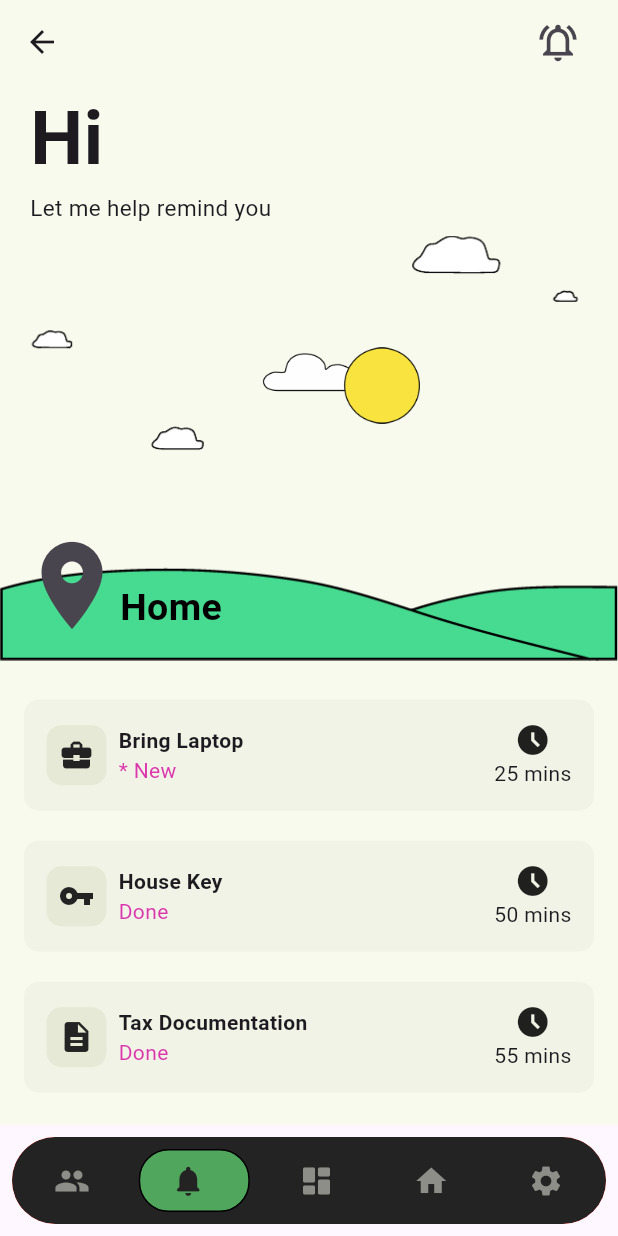
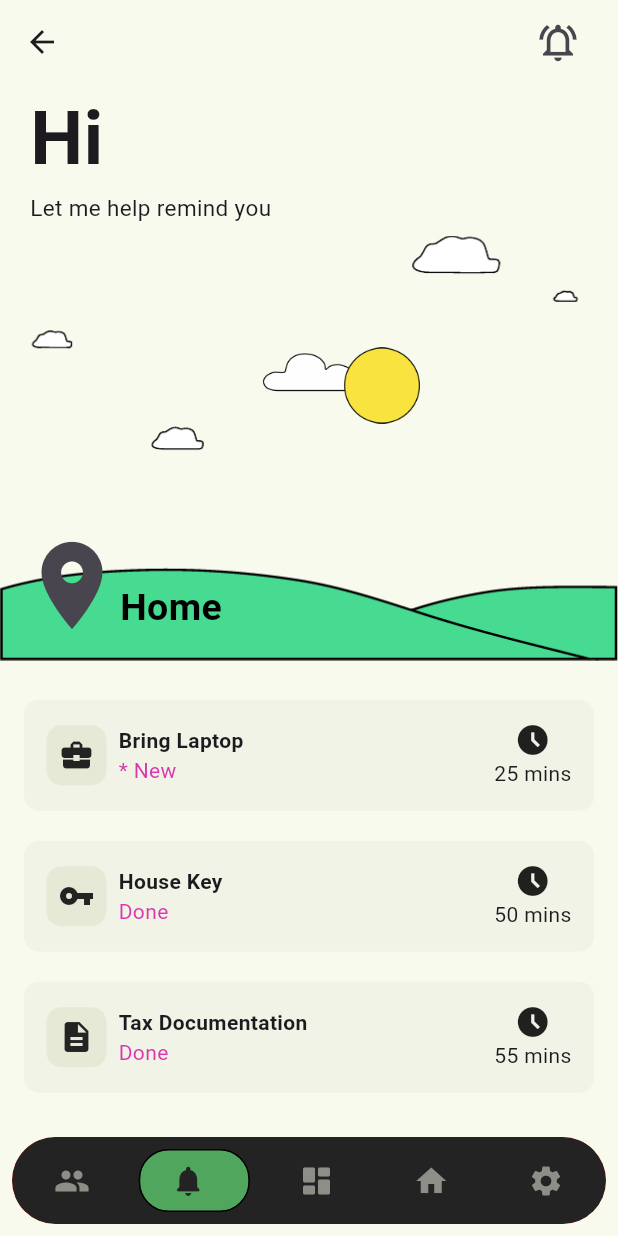
Before and after one commit to 24pnps/HomeAlert-App, a Flutter app: the Launcher screen opened by its route, item 2 of the bottom bar chosen, on a phone screen of 412 x 824 dp. Run offline on Flutter 3.47's test engine with Material 3 defaults, Android fonts, the phone set to English and light mode, and no system bars; drawn by our look-alikes of google_nav_bar; our stand-ins replace cloud_firestore, firebase_auth, firebase_core, google_fonts, line_awesome_flutter; accounts and stored records are empty; network calls fail.

Commit message:
Updated launcher.dart

```diff
--- a/proj_progress1_120_179_181_210/homealert_app/lib/pages/launcher.dart
+++ b/proj_progress1_120_179_181_210/homealert_app/lib/pages/launcher.dart
@@ -2,6 +2,8 @@ import 'package:flutter/material.dart';
 import 'profile.dart';
 import 'notification.dart';
 import 'task.dart';
+import 'home.dart';
+import 'setting.dart';
 import '../util/device_box.dart';
 import 'package:google_nav_bar/google_nav_bar.dart';
 import 'package:cloud_firestore/cloud_firestore.dart';
@@ -42,19 +44,17 @@ void initState() {
   super.initState();
   _pages = [
     ProfilePage(email: widget.email),
-    Container(), // Placeholder for NotificationDemo
-    Container(
-      color: Colors.green,
-    ),
+    NotificationDemo(username: ""), // Placeholder for NotificationDemo
+    HomePage(username: ""),
     TaskPage(),
-    Container(
-      color: Colors.yellow,
-    ),
+    SettingsPage(username: ""),
   ];
 
   _fetchUserData().then((_) {
     // After fetching user data, update NotificationDemo with username
     _pages[1] = NotificationDemo(username: _username);
+    _pages[2] = HomePage(username: _username);
+    _pages[3] = SettingsPage(username: _username);
     setState(() {}); // Update state to reflect changes
   });
 }
@@ -63,6 +63,7 @@ void initState() {
   @override
   Widget build(BuildContext context) {
     return Scaffold(
+      backgroundColor:  Color(0xFFF8FAED),
       body: _pages[_selectedIndex],
       bottomNavigationBar: _bottomNavbar(context),
     );
@@ -82,6 +83,7 @@ void initState() {
               ),
             ),
           ),
+
           // Bottom navigation bar
           ClipRRect(
             borderRadius: BorderRadius.circular(30),
```
